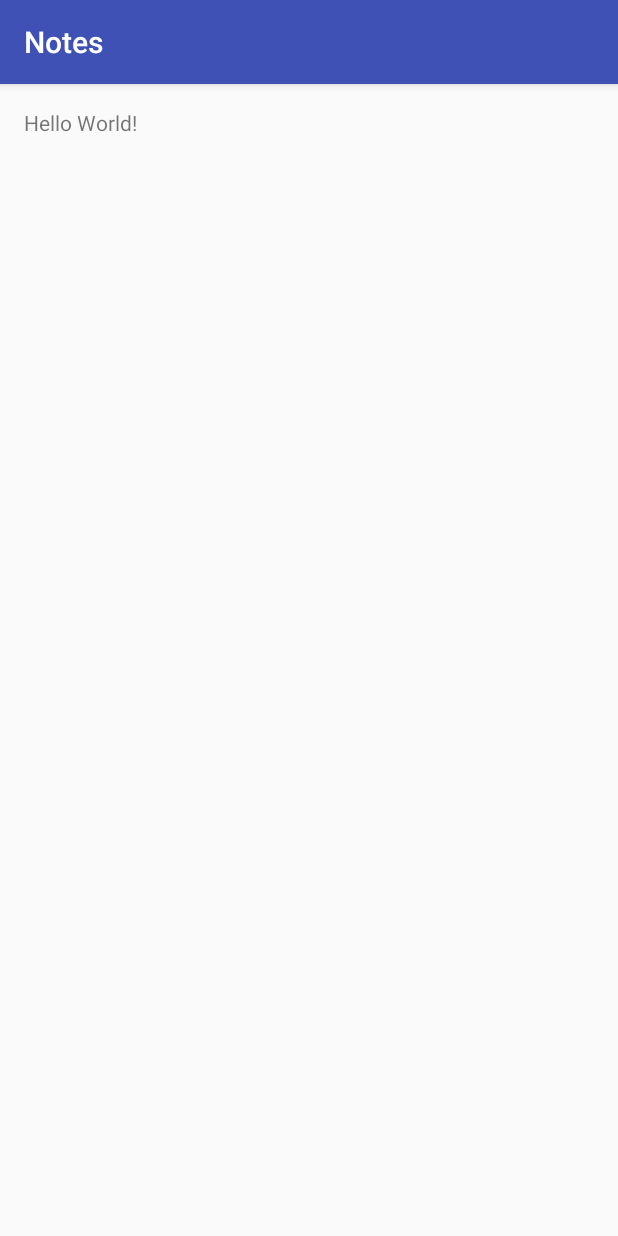
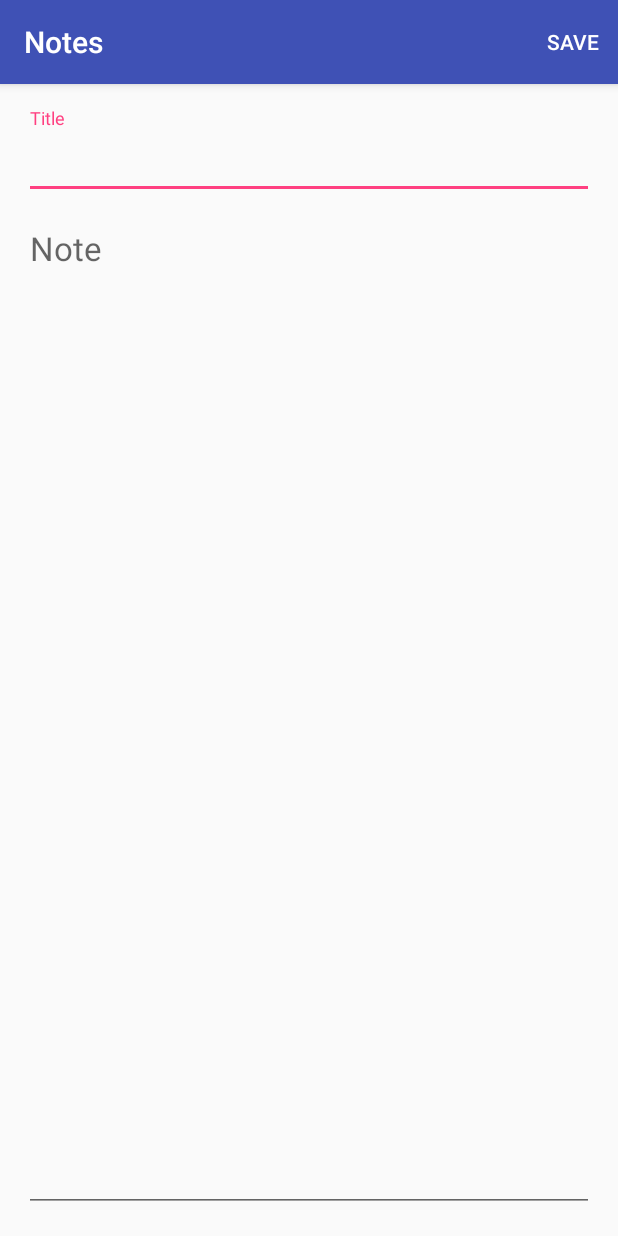
Before and after one commit to GianpaMX/notes, an Android app: the screen it shows after launch (AddEditNoteActivity), on a phone screen of 412 x 824 dp. Run offline under Robolectric (Android 15) with nearby library versions, the phone set to English and light mode, and no system bars.

Commit message:
Add/Edit note UI

```diff
--- a/app/build.gradle
+++ b/app/build.gradle
@@ -20,5 +20,8 @@ android {
 }
 
 dependencies {
-    compile 'com.android.support:appcompat-v7:25.0.0'
+    final SUPPORT_VERSION = "25.0.0"
+
+    compile "com.android.support:appcompat-v7:$SUPPORT_VERSION"
+    compile "com.android.support:design:$SUPPORT_VERSION"
 }
--- a/app/src/main/java/mx/segundamano/gianpa/notes/AddEditNoteActivity.java
+++ b/app/src/main/java/mx/segundamano/gianpa/notes/AddEditNoteActivity.java
@@ -2,6 +2,8 @@ package mx.segundamano.gianpa.notes;
 
 import android.support.v7.app.AppCompatActivity;
 import android.os.Bundle;
+import android.view.Menu;
+import android.view.MenuInflater;
 
 public class AddEditNoteActivity extends AppCompatActivity {
 
@@ -10,4 +12,11 @@ public class AddEditNoteActivity extends AppCompatActivity {
         super.onCreate(savedInstanceState);
         setContentView(R.layout.add_edit_note_activity);
     }
+
+    @Override
+    public boolean onCreateOptionsMenu(Menu menu) {
+        MenuInflater menuInflater = getMenuInflater();
+        menuInflater.inflate(R.menu.add_edit_note_activity, menu);
+        return true;
+    }
 }
--- a/app/src/main/res/layout/add_edit_note_activity.xml
+++ b/app/src/main/res/layout/add_edit_note_activity.xml
@@ -10,8 +10,41 @@
     android:paddingTop="@dimen/activity_vertical_margin"
     tools:context="mx.segundamano.gianpa.notes.AddEditNoteActivity">
 
-    <TextView
+    <android.support.design.widget.TextInputLayout
+        android:id="@+id/title_layout"
         android:layout_width="wrap_content"
         android:layout_height="wrap_content"
-        android:text="Hello World!" />
+        android:layout_alignParentEnd="true"
+        android:layout_alignParentStart="true"
+        android:layout_alignParentTop="true">
+
+        <EditText
+            android:id="@+id/title_edit_text"
+            android:layout_width="match_parent"
+            android:layout_height="wrap_content"
+            android:hint="@string/add_edit_note_activity_title_hint"
+            android:inputType="textCapWords"
+            android:maxLines="1"
+            android:textAppearance="@style/TextAppearance.AppCompat.Large" />
+    </android.support.design.widget.TextInputLayout>
+
+    <android.support.design.widget.TextInputLayout
+        android:layout_width="wrap_content"
+        android:layout_height="wrap_content"
+        android:layout_alignParentBottom="true"
+        android:layout_alignParentEnd="true"
+        android:layout_alignParentStart="true"
+        android:layout_below="@+id/title_layout">
+
+        <EditText
+            android:id="@+id/body_edit_text"
+            android:layout_width="match_parent"
+            android:layout_height="match_parent"
+            android:gravity="top|left"
+            android:hint="@string/add_edit_note_activity_body"
+            android:inputType="textMultiLine"
+            android:scrollbars="vertical"
+            android:textAppearance="@style/TextAppearance.AppCompat.Large" />
+    </android.support.design.widget.TextInputLayout>
+
 </RelativeLayout>
--- /dev/null
+++ b/app/src/main/res/menu/add_edit_note_activity.xml
@@ -0,0 +1,8 @@
+<?xml version="1.0" encoding="utf-8"?>
+<menu xmlns:android="http://schemas.android.com/apk/res/android"
+    xmlns:app="http://schemas.android.com/apk/res-auto">
+    <item
+        android:id="@+id/save_action"
+        android:title="Save"
+        app:showAsAction="ifRoom" />
+</menu>
--- a/app/src/main/res/values/strings.xml
+++ b/app/src/main/res/values/strings.xml
@@ -1,3 +1,5 @@
 <resources>
     <string name="app_name">Notes</string>
+    <string name="add_edit_note_activity_title_hint">Title</string>
+    <string name="add_edit_note_activity_body">Note</string>
 </resources>
```
